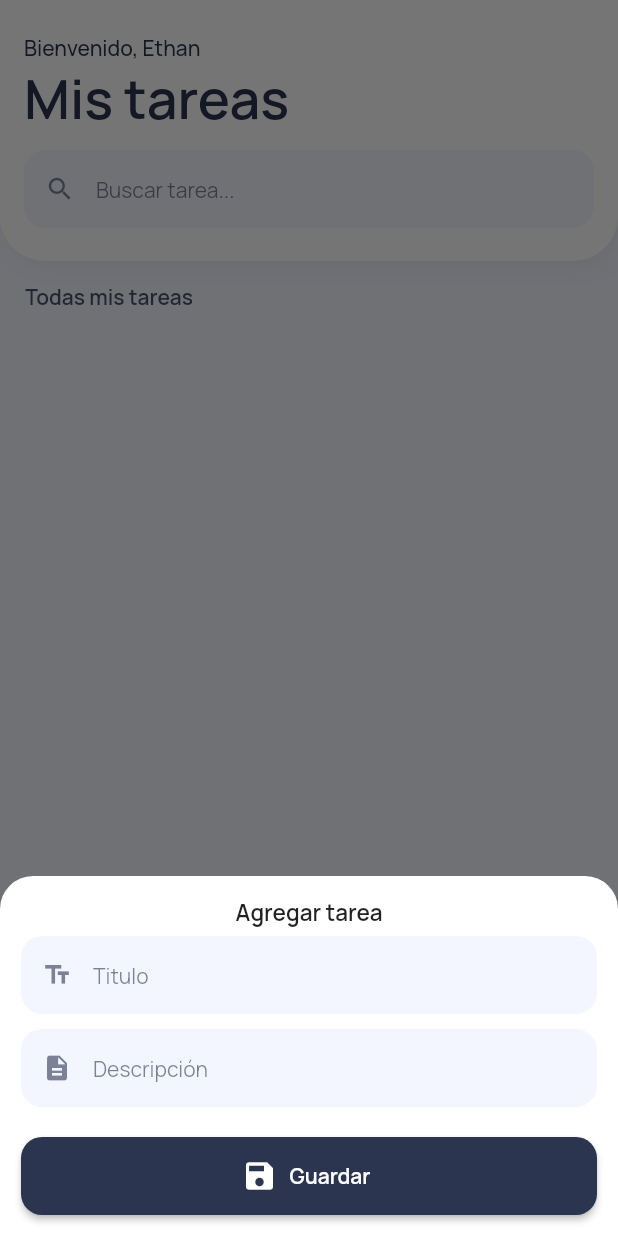
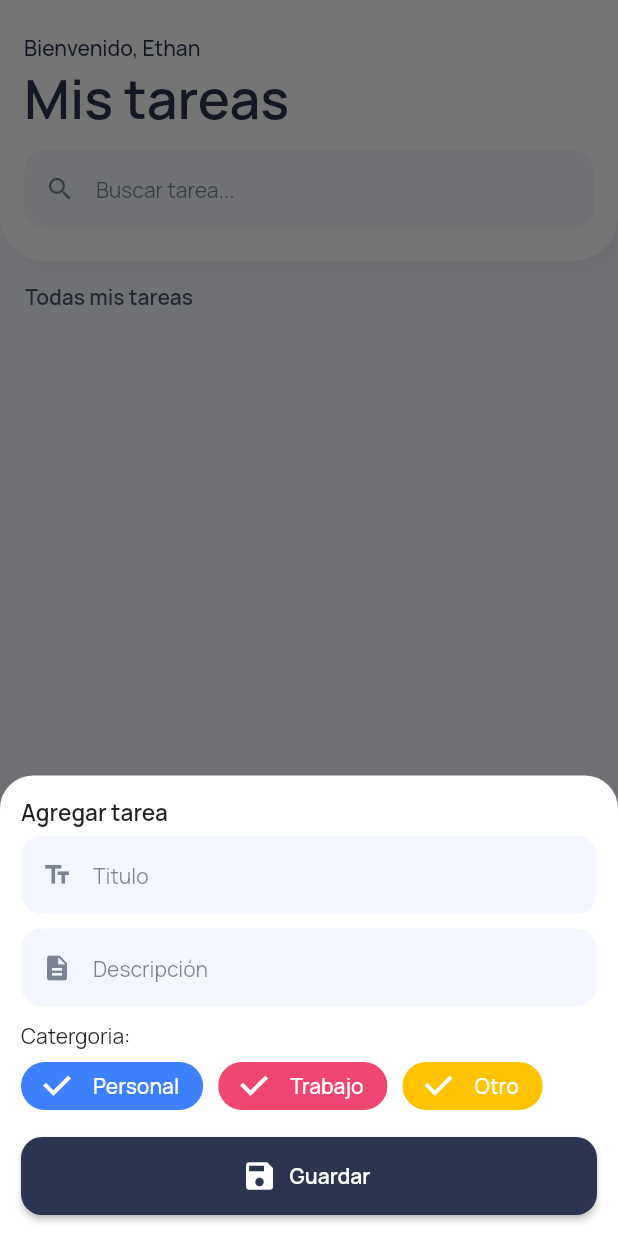
Before and after one commit to Artyon2033/lista-de-tareas, a Flutter app: the screen it shows after launch, after a tap on "Nueva tarea", on a phone screen of 412 x 824 dp. Run offline on Flutter 3.47's test engine with Material 2 defaults, Android fonts, the phone set to English and light mode, and no system bars; our stand-ins replace cloud_firestore, firebase_core, google_fonts; accounts and stored records are empty.

Commit message:
Onceavo commit

```diff
--- a/lib/pages/home_page.dart
+++ b/lib/pages/home_page.dart
@@ -19,12 +19,13 @@ class HomePage extends StatelessWidget {
           return Container(
             padding: const EdgeInsets.all(14.0),
             decoration: BoxDecoration(
-              color: Colors.white,
-              borderRadius: BorderRadius.only(topLeft: Radius.circular(22.0),
-              topRight: Radius.circular(22.0),
-                )
-            ),
+                color: Colors.white,
+                borderRadius: BorderRadius.only(
+                  topLeft: Radius.circular(22.0),
+                  topRight: Radius.circular(22.0),
+                )),
             child: Column(
+              crossAxisAlignment: CrossAxisAlignment.start,
               mainAxisSize: MainAxisSize.min,
               children: [
                 Text(
@@ -45,6 +46,50 @@ class HomePage extends StatelessWidget {
                   icon: Icons.description,
                 ),
                 divider10(),
+                Text("Catergoria: "),
+                Wrap(
+                  crossAxisAlignment: WrapCrossAlignment.start,
+                  runAlignment: WrapAlignment.start,
+                  spacing: 10.0,
+                  children: [
+                    FilterChip(
+                      selected: true,
+                      backgroundColor: KBrandSecondaryColor,
+                      padding: const EdgeInsets.symmetric(horizontal: 8.0),
+                      selectedColor: categoryColor["Personal"],
+                      checkmarkColor: Colors.white,
+                      labelStyle: TextStyle(
+                        color: Colors.white,
+                      ),
+                      label: Text("Personal"),
+                      onSelected: (bool value) {},
+                    ),
+                    FilterChip(
+                      selected: true,
+                      backgroundColor: KBrandSecondaryColor,
+                      padding: const EdgeInsets.symmetric(horizontal: 8.0),
+                      selectedColor: categoryColor["Trabajo"],
+                      checkmarkColor: Colors.white,
+                      labelStyle: TextStyle(
+                        color: Colors.white,
+                      ),
+                      label: Text("Trabajo"),
+                      onSelected: (bool value) {},
+                    ),
+                    FilterChip(
+                      selected: true,
+                      backgroundColor: KBrandSecondaryColor,
+                      padding: const EdgeInsets.symmetric(horizontal: 8.0),
+                      selectedColor: categoryColor["Otro"],
+                      checkmarkColor: Colors.white,
+                      labelStyle: TextStyle(
+                        color: Colors.white,
+                      ),
+                      label: Text("Otro"),
+                      onSelected: (bool value) {},
+                    ),
+                  ],
+                ),
                 divider10(),
                 ButtonNormalWidget(),
               ],
```
